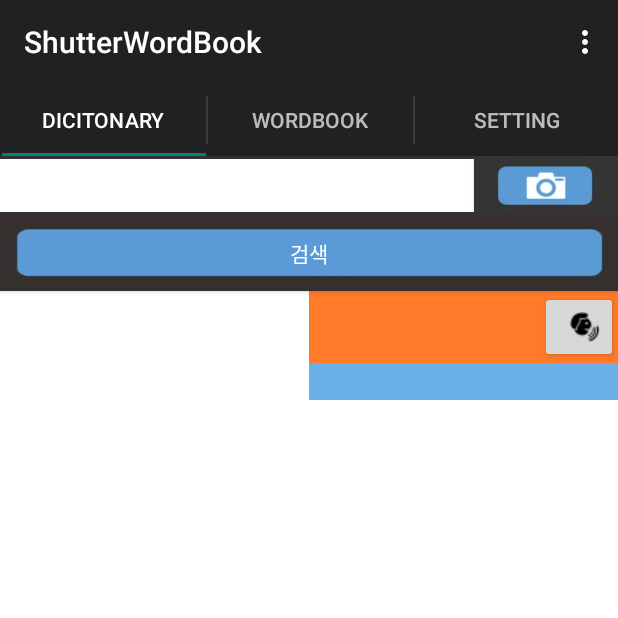
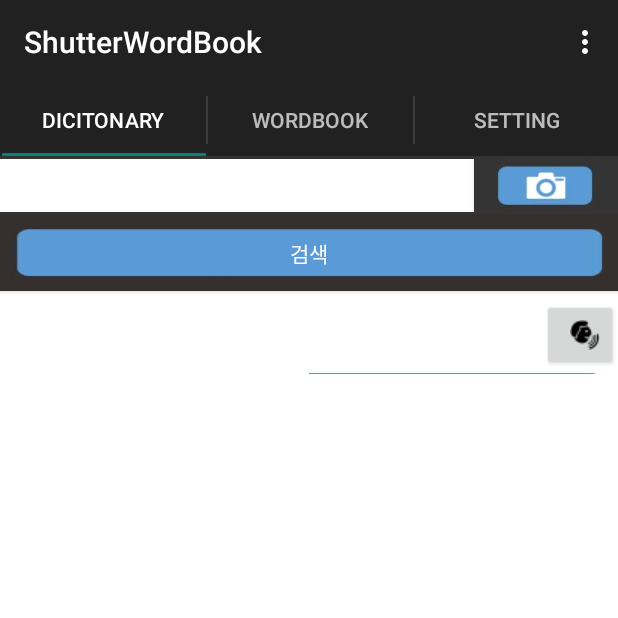
Before and after one commit to EunHyeJung/ShutterWordBook, an Android app: the screen it shows after launch (MainActivity), on a phone screen of 412 x 824 dp, the top half of it. Run offline under Robolectric (Android 15) with nearby library versions, the phone set to English and light mode, and no system bars; 3 statements that could not run were skipped.

Commit message:
UI 수정

```diff
--- a/ShutterWordBook/app/src/main/res/layout/fragment_dictionary.xml
+++ b/ShutterWordBook/app/src/main/res/layout/fragment_dictionary.xml
@@ -71,6 +71,7 @@
                 android:layout_height="wrap_content"
                 android:background="#BAD6EB"
                 android:textColor="#333333"
+                android:layout_marginRight="5dp"
                 android:layout_weight="1" />
 
             <LinearLayout
@@ -78,23 +79,25 @@
                 android:layout_height="wrap_content"
                 android:orientation="vertical"
                 android:background="#FFFFFF"
+
                 android:layout_weight="1">
 
                 <LinearLayout
                     android:layout_width="match_parent"
                     android:layout_height="match_parent"
                     android:orientation="horizontal"
-                    android:background="#ffff7a29"
+                    android:background="#FFFFFF"
+                    android:layout_marginTop="5dp"
                     android:weightSum="4">
 
                     <TextView
                         android:layout_width="0dp"
                         android:layout_height="wrap_content"
                         android:textAppearance="?android:attr/textAppearanceLarge"
-                        android:text=""
                         android:layout_weight="3"
                         android:id="@+id/textView_word"
                         android:clickable="true"
+                        android:layout_marginLeft="3dp"
                         android:layout_gravity="center_vertical"/>
 
                     <Button
@@ -106,19 +109,28 @@
                         android:drawableRight="@drawable/icon_speak_resize"/>
 
                 </LinearLayout>
-                <ScrollView
+                <ImageView
                     android:layout_width="match_parent"
-                    android:layout_height="match_parent"
+                    android:layout_height="3dp"
+                    android:background="@drawable/dict_img01"
+                    android:layout_marginBottom="5dp"
+                    android:id="@+id/imageView" />
+
+                    <ScrollView
+                    android:layout_width="match_parent"
+                    android:layout_height="500dp"
                     android:id="@+id/scrollView"
                     android:layout_weight="1" >
                 <TextView
                     android:id="@+id/textView_meaning"
                     android:layout_width="match_parent"
                     android:layout_height="wrap_content"
-                    android:background="#ca449ae0"
-                    android:text=""
+                    android:background="#FFFFFF"
+                    android:layout_marginLeft="3dp"
                     android:textAppearance="?android:attr/textAppearanceMedium" />
                     </ScrollView>
+
+
             </LinearLayout>
 
 
--- a/ShutterWordBook/app/src/main/res/values/styles.xml
+++ b/ShutterWordBook/app/src/main/res/values/styles.xml
@@ -3,6 +3,7 @@
     <!-- Base application theme. -->
     <style name="AppTheme" parent="Theme.AppCompat.Light.DarkActionBar">
         <!-- Customize your theme here. -->
+
     </style>
 
 </resources>
```
Also changed, not shown: ShutterWordBook/app/src/main/res/layout/fragment_wordmean.xml (+15 -5 lines), ShutterWordBook/app/src/main/res/drawable/dict_img01.jpg (added), ShutterWordBook/app/src/main/res/drawable/dict_img02.jpg (added), 2 other files.
